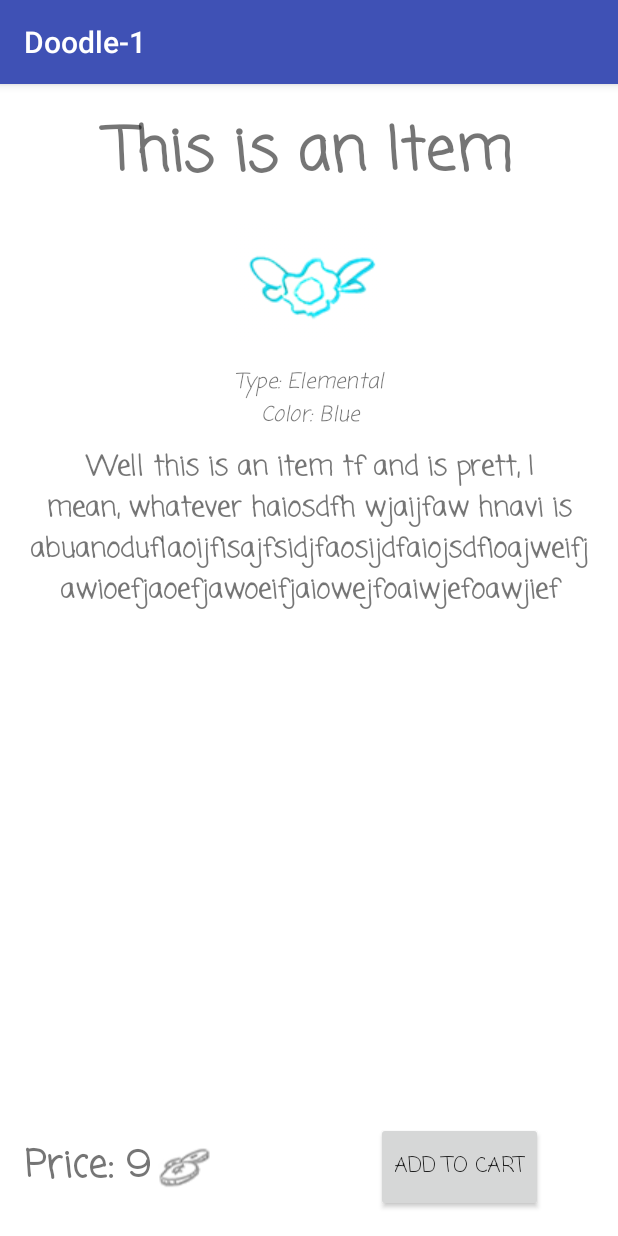
After one commit to KorbKenny/Choices, an Android app: the DetailActivity screen opened directly, with no data from a screen before it, on a phone screen of 412 x 824 dp. The commit adds this screen. Run offline under Robolectric (Android 15) with nearby library versions, the phone set to English and light mode, and no system bars; 2 statements that could not run were skipped.

Commit message:
Almost done with detail view

```diff
--- a/Desktop/Project-2/Doodle-1/app/src/main/AndroidManifest.xml
+++ b/Desktop/Project-2/Doodle-1/app/src/main/AndroidManifest.xml
@@ -17,6 +17,8 @@
         </activity>
         <activity android:name=".ShopActivity">
         </activity>
+        <activity android:name=".DetailActivity">
+        </activity>
     </application>
 
 </manifest>
--- /dev/null
+++ b/Desktop/Project-2/Doodle-1/app/src/main/java/com/korbkenny/doodle_1/DetailActivity.java
@@ -0,0 +1,30 @@
+package com.korbkenny.doodle_1;
+
+import android.support.v7.app.AppCompatActivity;
+import android.os.Bundle;
+
+public class DetailActivity extends AppCompatActivity {
+
+    public static final String ID_KEY = "id_key";
+
+
+
+    @Override
+    protected void onCreate(Bundle savedInstanceState) {
+        super.onCreate(savedInstanceState);
+        setContentView(R.layout.activity_detail);
+
+
+
+
+
+        int id = getIntent().getIntExtra(ID_KEY,-1);
+        if(id == -1){finish();}
+
+        ShopItem item = ShopSQLHelper
+                .getInstance(this)
+                .getItemId(id);
+
+        if(item == null){finish();}
+    }
+}
--- a/Desktop/Project-2/Doodle-1/app/src/main/java/com/korbkenny/doodle_1/MainActivity.java
+++ b/Desktop/Project-2/Doodle-1/app/src/main/java/com/korbkenny/doodle_1/MainActivity.java
@@ -9,11 +9,9 @@ import android.widget.Button;
 import android.widget.ImageView;
 import android.widget.TextView;
 
-import java.util.ArrayList;
-
 public class MainActivity extends AppCompatActivity {
 
-    ImageView mDoodlePic, mDPicHair;
+    ImageView mDoodlePic, dPicHair, dPicHat, dPicShoe, dPicElemental, dPics;
     Button mButton;
     TextView mDoodleName;
 
@@ -28,7 +26,7 @@ public class MainActivity extends AppCompatActivity {
         final int[] dHair = {R.drawable.emohair_up,R.drawable.emohair_down};
 
         mDoodlePic = (ImageView) findViewById(R.id.doodlePic);
-        mDPicHair = (ImageView) findViewById(R.id.dpicHair);
+        dPicHair = (ImageView) findViewById(R.id.dpicHair);
 
 
         mButton = (Button) findViewById(R.id.ButtonShop);
@@ -39,15 +37,14 @@ public class MainActivity extends AppCompatActivity {
             int i = 0;
             public void run() {
                 mDoodlePic.setImageResource(doodle[i]);
-                if(dHair !=null){mDPicHair.setImageResource(dHair[i]);}
+                if(dHair !=null){
+                    dPicHair.setImageResource(dHair[i]);}
                 i++;
                 if(i == 2){i = 0;}
                 handler.postDelayed(this, 1000);
             }
         };
         handler.postDelayed(runnable, 1000);
-
-
 
         mButton.setOnClickListener(new View.OnClickListener() {
             @Override
--- a/Desktop/Project-2/Doodle-1/app/src/main/java/com/korbkenny/doodle_1/ShopActivity.java
+++ b/Desktop/Project-2/Doodle-1/app/src/main/java/com/korbkenny/doodle_1/ShopActivity.java
@@ -30,6 +30,9 @@ public class ShopActivity extends AppCompatActivity {
         Intent intent = getIntent();
 
 
+
+
+
     }
 
     public static int[] shopIcons = {R.drawable.emohair_up};
--- a/Desktop/Project-2/Doodle-1/app/src/main/java/com/korbkenny/doodle_1/ShopViewHolder.java
+++ b/Desktop/Project-2/Doodle-1/app/src/main/java/com/korbkenny/doodle_1/ShopViewHolder.java
@@ -3,6 +3,7 @@ package com.korbkenny.doodle_1;
 import android.support.v7.widget.RecyclerView;
 import android.view.View;
 import android.widget.ImageView;
+import android.widget.LinearLayout;
 import android.widget.TextView;
 
 import org.w3c.dom.Text;
@@ -14,6 +15,7 @@ import org.w3c.dom.Text;
 public class ShopViewHolder extends RecyclerView.ViewHolder{
     ImageView mIcon, mMoney;
     TextView mName, mPrice;
+    LinearLayout mLayout;
 
     public ShopViewHolder(View itemView) {
         super(itemView);
@@ -23,6 +25,8 @@ public class ShopViewHolder extends RecyclerView.ViewHolder{
         mPrice = (TextView)itemView.findViewById(R.id.vhPrice);
         mMoney = (ImageView)itemView.findViewById(R.id.vhMoneySign);
 
+        mLayout = (LinearLayout)itemView.findViewById(R.id.clickable_item);
+
 
     }
 
--- /dev/null
+++ b/Desktop/Project-2/Doodle-1/app/src/main/res/layout/activity_detail.xml
@@ -0,0 +1,105 @@
+<?xml version="1.0" encoding="utf-8"?>
+<RelativeLayout
+    xmlns:android="http://schemas.android.com/apk/res/android"
+    xmlns:app="http://schemas.android.com/apk/res-auto"
+    xmlns:tools="http://schemas.android.com/tools"
+    android:id="@+id/activity_detail"
+    android:layout_width="match_parent"
+    android:layout_height="match_parent"
+    android:background="#ffffff"
+    android:paddingBottom="@dimen/activity_vertical_margin"
+    android:paddingLeft="@dimen/activity_horizontal_margin"
+    android:paddingRight="@dimen/activity_horizontal_margin"
+    android:paddingTop="@dimen/activity_vertical_margin"
+    tools:context="com.korbkenny.doodle_1.DetailActivity">
+
+    <TextView
+        android:id="@+id/detail_title"
+        android:layout_width="match_parent"
+        android:layout_height="wrap_content"
+        android:gravity="center_horizontal"
+        android:textSize="40sp"
+        android:textStyle="bold"
+        android:fontFamily="casual"
+        android:text="This is an Item"/>
+
+    <ImageView
+        android:layout_marginTop="15dp"
+        android:layout_marginBottom="15dp"
+        android:id="@+id/detail_image"
+        android:layout_width="wrap_content"
+        android:layout_height="wrap_content"
+        app:srcCompat="@drawable/icon26navi"
+        android:layout_below="@+id/detail_title"
+        android:layout_centerHorizontal="true"
+        />
+
+    <TextView
+        android:id="@+id/detail_type"
+        android:layout_width="match_parent"
+        android:layout_height="wrap_content"
+        android:text="Type: Elemental"
+        android:fontFamily="casual"
+        android:textStyle="italic"
+        android:gravity="center_horizontal"
+        android:layout_below="@id/detail_image"/>
+
+    <TextView
+        android:id="@+id/detail_color"
+        android:layout_width="match_parent"
+        android:layout_height="wrap_content"
+        android:text="Color: Blue"
+        android:textStyle="italic"
+        android:fontFamily="casual"
+        android:gravity="center_horizontal"
+        android:layout_below="@id/detail_type"/>
+
+    <TextView
+        android:id="@+id/detail_description"
+        android:layout_marginTop="10dp"
+        android:layout_width="match_parent"
+        android:layout_height="wrap_content"
+        android:layout_below="@id/detail_color"
+        android:fontFamily="casual"
+        android:textSize="18sp"
+        android:textStyle="bold"
+        android:text="Well this is an item tf and is prett, I mean, whatever haiosdfh wjaijfaw hnavi is abuanoduflaoijfisajfsidjfaosijdfaiojsdfioajweifjawioefjaoefjawoeifjaiowejfoaiwjefoawjief"
+        android:gravity="center"/>
+
+    <LinearLayout
+        android:id="@+id/detail_linear_layout"
+        android:layout_width="match_parent"
+        android:layout_height="wrap_content"
+        android:orientation="horizontal"
+        android:layout_alignParentBottom="true">
+
+        <TextView
+            android:id="@+id/detail_price"
+            android:layout_width="wrap_content"
+            android:layout_height="60dp"
+            android:gravity="center_vertical"
+            android:textSize="25sp"
+            android:fontFamily="casual"
+            android:textStyle="bold"
+            android:layout_marginRight="5dp"
+            android:text="Price: 9"/>
+
+        <ImageView
+            android:id="@+id/detail_money_icon"
+            android:layout_width="wrap_content"
+            android:layout_height="60dp"
+            app:srcCompat="@drawable/moneymoneymoney"
+            />
+        <Button
+            android:id="@+id/detail_button"
+            android:layout_marginLeft="110dp"
+            android:layout_gravity="center_horizontal"
+            android:layout_width="wrap_content"
+            android:layout_height="60dp"
+            android:text="Add to cart"
+            android:fontFamily="casual"/>
+
+</LinearLayout>
+
+
+</RelativeLayout>
--- a/Desktop/Project-2/Doodle-1/app/src/main/res/layout/activity_main.xml
+++ b/Desktop/Project-2/Doodle-1/app/src/main/res/layout/activity_main.xml
@@ -48,7 +48,7 @@
         android:layout_height="60dp"
         android:text="shop"
         android:layout_alignParentBottom="true"
-        android:layout_alignParentEnd="true"/>
+        android:layout_alignParentRight="true"/>
 
 
 </RelativeLayout>
```
Also changed, not shown: Desktop/Project-2/Doodle-1/app/src/main/java/com/korbkenny/doodle_1/SPictures.java (deleted, +0 -15 lines), Desktop/Project-2/Doodle-1/app/src/main/java/com/korbkenny/doodle_1/ShopAdapter.java (+13 -1 lines), Desktop/Project-2/Doodle-1/app/src/main/java/com/korbkenny/doodle_1/ShopSQLHelper.java (+14 -1 lines), Desktop/Project-2/Doodle-1/app/src/main/res/layout/shop_viewholder.xml (+6 -2 lines), Desktop/Project-2/Doodle-1/app/src/main/res/drawable/moneymoneymoney.png (added).
